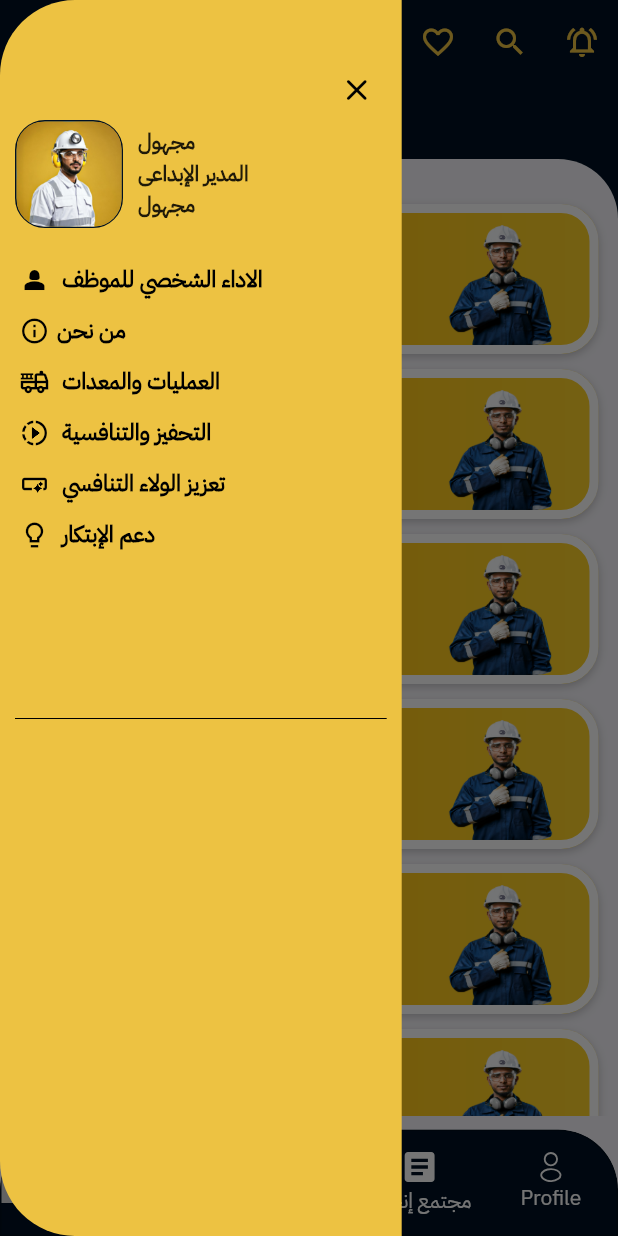
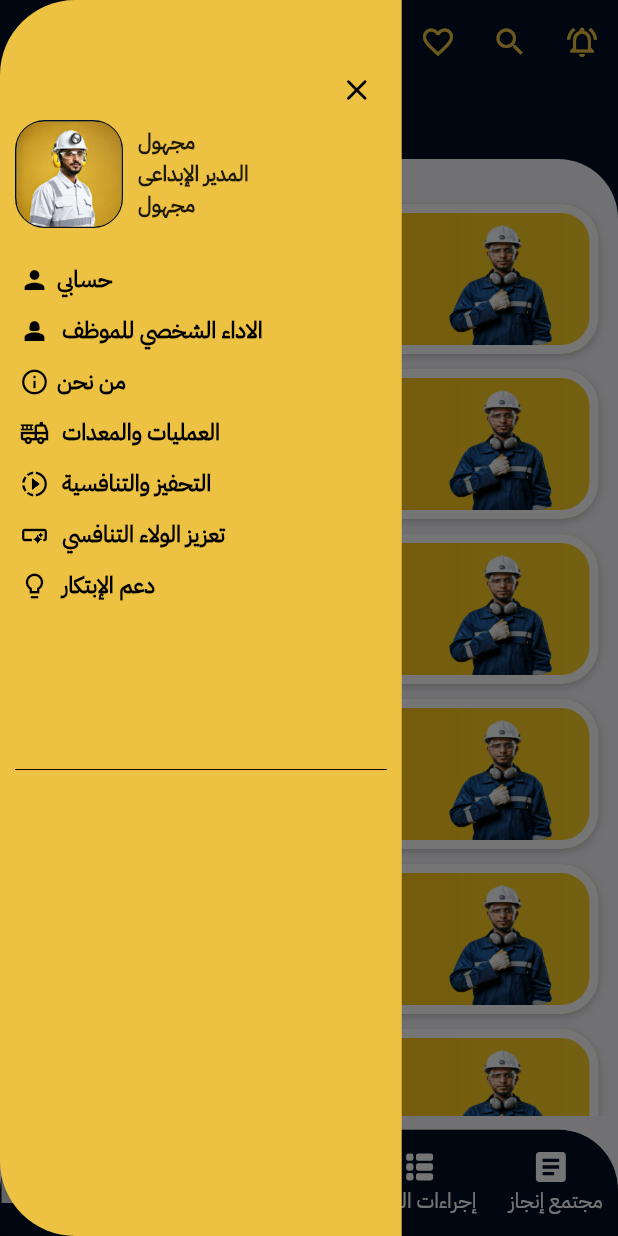
Before and after one commit to mohamed-sd/AlaaeldinMohamede_Enjaz-main, a Flutter app: the MainActivity screen opened directly with empty values, item 2 of the bottom bar chosen, after a tap on the "menu" icon, on a phone screen of 412 x 824 dp. Run offline on Flutter 3.47's test engine with Material 3 defaults, Android fonts, the phone set to English and light mode, and no system bars; our stand-ins replace audioplayers, awesome_notifications, bloc, cached_network_image, connectivity_plus, country_picker and 36 more; missing offline and left inert: android_intent_plus, any_link_preview, device_region, encrypt, flutter_pdfview, flutter_stripe and 6 more; accounts and stored records are empty; network calls fail.

Commit message:
Eide Update4

```diff
--- a/lib/ui/screens/main_activity.dart
+++ b/lib/ui/screens/main_activity.dart
@@ -418,8 +418,8 @@ class MainActivityState extends State<MainActivity>
                 buildBottomNavigationbarItem(0, AppIcons.home,
                     AppIcons.homeNavActive, "homeTab".translate(context)),
 
-                buildBottomNavigationbarItem(1, AppIcons.listViewIcon,
-                    AppIcons.listViewIcon, "إجراءات الشركة"),
+                buildBottomNavigationbarItem(1, AppIcons.eye,
+                    AppIcons.eye, " اعين "),
 
                 BlocListener<FetchUserPackageLimitCubit,
                         FetchUserPackageLimitState>(
@@ -478,11 +478,16 @@ class MainActivityState extends State<MainActivity>
                 // buildBottomNavigationbarItem(2, AppIcons.myAdsNav,
                 //     AppIcons.myAdsNavActive, "myAdsTab".translate(context)),
 
+                // buildBottomNavigationbarItem(
+                //     2, AppIcons.articles, AppIcons.articles, "  مجتمع إنجاز "),
+                buildBottomNavigationbarItem(2, AppIcons.listViewIcon,
+                    AppIcons.listViewIcon, "إجراءات الشركة"),
+
                 buildBottomNavigationbarItem(
-                    2, AppIcons.articles, AppIcons.articles, "  مجتمع إنجاز "),
+                    3, AppIcons.articles, AppIcons.articles, "  مجتمع إنجاز "),
 
-                buildBottomNavigationbarItem(3, AppIcons.profileNav,
-                    AppIcons.profileNavActive, "profileTab".translate(context))
+                // buildBottomNavigationbarItem(3, AppIcons.profileNav,
+                //     AppIcons.profileNavActive, "profileTab".translate(context))
               ]),
         ),
       ),
--- a/lib/ui/screens/widgets/CustomDrawerWidget.dart
+++ b/lib/ui/screens/widgets/CustomDrawerWidget.dart
@@ -91,10 +91,16 @@ class CustomDrawerWidget extends StatelessWidget {
                                       BorderRadiusDirectional.circular(18)),
                               child: CircleAvatar(
                                   radius: 0,
-                                  child: Image.asset('assets/profile.jpg',width: 70 , height: 100,)),
+                                  child: Image.asset(
+                                    'assets/profile.jpg',
+                                    width: 70,
+                                    height: 100,
+                                  )),
                             )),
                       ),
-                      SizedBox(width: 10,),
+                      SizedBox(
+                        width: 10,
+                      ),
                       Expanded(
                         child: Column(
                           mainAxisSize: MainAxisSize.max,
@@ -128,9 +134,11 @@ class CustomDrawerWidget extends StatelessWidget {
                                             ),
                                     ),
                                   ),
-                                  Text('المدير الإبداعى',style: TextStyle(
-                                    fontWeight: FontWeight.w700
-                                  ),),
+                                  Text(
+                                    'المدير الإبداعى',
+                                    style:
+                                        TextStyle(fontWeight: FontWeight.w700),
+                                  ),
                                   Align(
                                     alignment: AlignmentDirectional(-1, 0),
                                     child: Padding(
@@ -172,17 +180,24 @@ class CustomDrawerWidget extends StatelessWidget {
                   Column(
                     mainAxisSize: MainAxisSize.max,
                     children: [
+                      InkWell(
+                        onTap: () {
+                          Navigator.pushNamed(context, Routes.profileScreen);
+                        },
+                        child: DrawerLinkTow(context, 'حسابي', Icons.person),
+                      ),
                       // Links :
                       DrawerLinkTow(context, ' الاداء الشخصي للموظف ',
                           Icons.person_2_sharp),
                       DrawerLinkTow(context, 'من نحن', Icons.info_outline),
-                      DrawerLinkTow(
-                          context, ' العمليات والمعدات ', Icons.fire_truck_outlined),
-                      DrawerLinkTow(
-                          context, ' التحفيز والتنافسية ', Icons.slow_motion_video),
+                      DrawerLinkTow(context, ' العمليات والمعدات ',
+                          Icons.fire_truck_outlined),
+                      DrawerLinkTow(context, ' التحفيز والتنافسية ',
+                          Icons.slow_motion_video),
                       DrawerLinkTow(context, ' تعزيز الولاء التنافسي ',
                           Icons.smart_button),
-                      DrawerLinkTow(context, ' دعم الإبتكار ', Icons.lightbulb_outline_sharp),
+                      DrawerLinkTow(context, ' دعم الإبتكار ',
+                          Icons.lightbulb_outline_sharp),
                     ],
                   ),
 
@@ -269,16 +284,10 @@ class CustomDrawerWidget extends StatelessWidget {
     );
   }
 
-  InkWell DrawerLinkTow(BuildContext context, String title, IconData icon) {
+  Padding DrawerLinkTow(BuildContext context, String title, IconData icon) {
     return // Generated code for this Container Widget...
-        InkWell(
-          onTap: (){
-            Navigator.pushNamed(context, Routes.soon);
-          },
-          child: Padding(
+        Padding(
       padding: EdgeInsetsDirectional.fromSTEB(0, 5, 0, 0),
-                child: InkWell(
-          onTap: () {},
       child: Container(
         width: double.infinity,
         child: Padding(
@@ -310,8 +319,6 @@ class CustomDrawerWidget extends StatelessWidget {
           ),
         ),
       ),
-                ),
-              ),
     );
   }
 }
```
Lines whose indentation alone changed are shown as unchanged.
